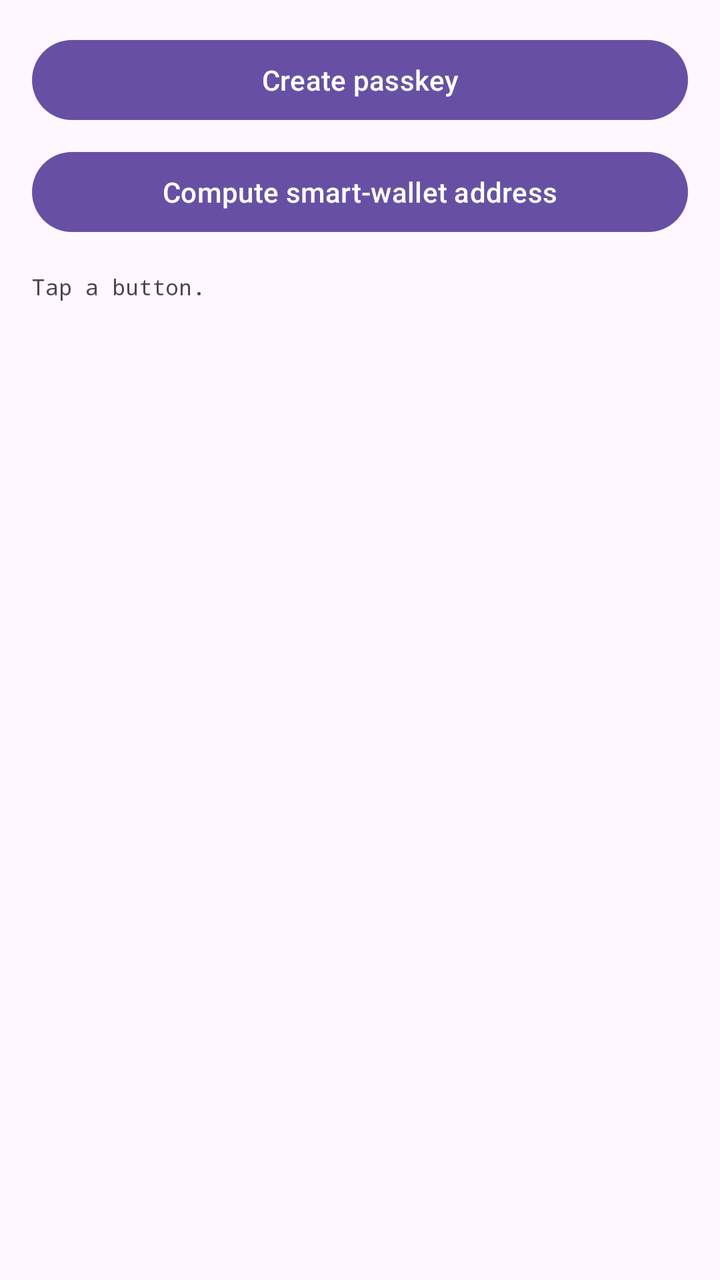
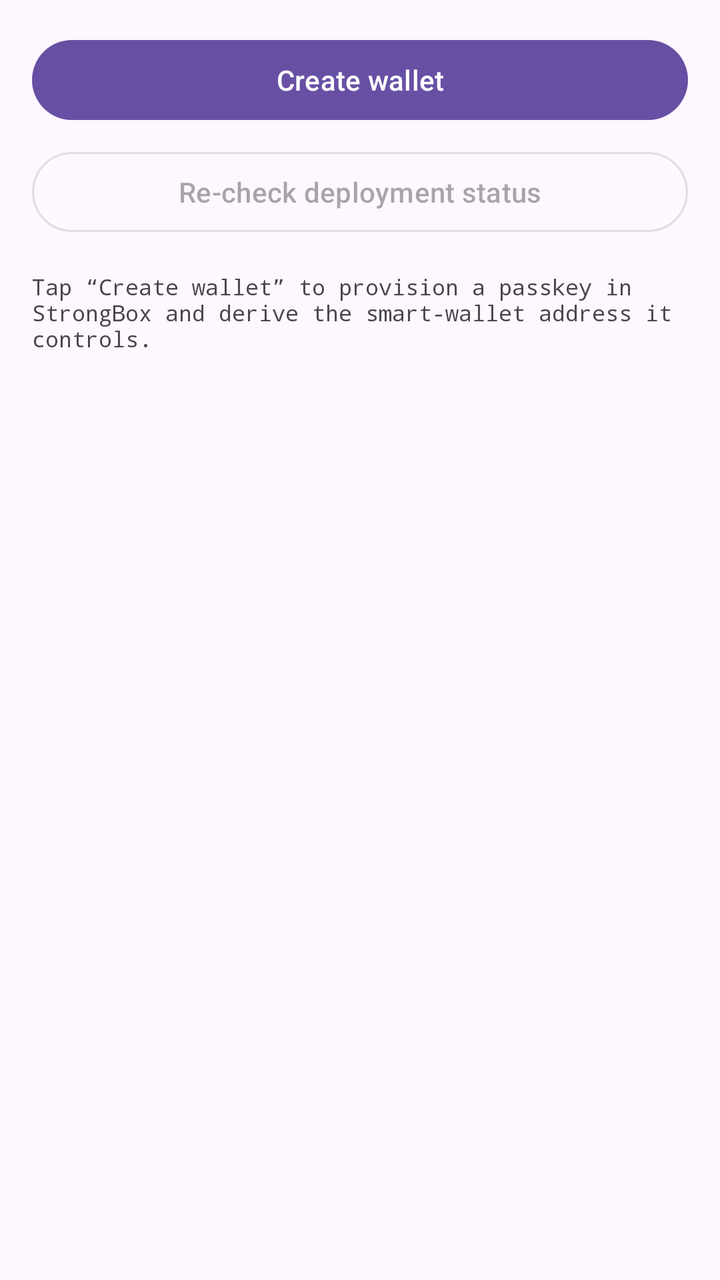

An Android layout rendered at two revisions. The XML below is the earlier revision; the diff shows what the commit changed to produce the second picture.
<!-- AndroidManifest.xml: application theme Theme.X402Spike -->
<!-- res/layout/activity_main.xml -->
<?xml version="1.0" encoding="utf-8"?>
<LinearLayout xmlns:android="http://schemas.android.com/apk/res/android"
    android:layout_width="match_parent"
    android:layout_height="match_parent"
    android:fitsSystemWindows="true"
    android:orientation="vertical"
    android:padding="16dp">

    <com.google.android.material.button.MaterialButton
        android:id="@+id/createButton"
        android:layout_width="match_parent"
        android:layout_height="wrap_content"
        android:text="@string/create_passkey_button" />

    <com.google.android.material.button.MaterialButton
        android:id="@+id/addressButton"
        android:layout_width="match_parent"
        android:layout_height="wrap_content"
        android:layout_marginTop="8dp"
        android:text="@string/show_address_button" />

    <ScrollView
        android:layout_width="match_parent"
        android:layout_height="0dp"
        android:layout_marginTop="16dp"
        android:layout_weight="1">

        <TextView
            android:id="@+id/status"
            android:layout_width="match_parent"
            android:layout_height="wrap_content"
            android:fontFamily="monospace"
            android:text="@string/status_idle"
            android:textIsSelectable="true"
            android:textSize="11sp" />
    </ScrollView>
</LinearLayout>
<!-- resources referenced by this layout -->
<resources>
  <string name="create_passkey_button">Create passkey</string>
  <string name="show_address_button">Compute smart-wallet address</string>
  <string name="status_idle">Tap a button.</string>
  <style name="Theme.X402Spike" parent="Theme.Material3.DayNight.NoActionBar">
          <item name="android:statusBarColor">?attr/colorSurface</item>
          <item name="android:windowLightStatusBar">true</item>
      </style>
</resources>

<!-- the commit's change to res/layout/activity_main.xml (unified diff, before → after) -->
@@ -10,14 +10,16 @@
         android:id="@+id/createButton"
         android:layout_width="match_parent"
         android:layout_height="wrap_content"
-        android:text="@string/create_passkey_button" />
+        android:text="@string/create_wallet_button" />
 
     <com.google.android.material.button.MaterialButton
-        android:id="@+id/addressButton"
+        android:id="@+id/refreshButton"
+        style="@style/Widget.Material3.Button.OutlinedButton"
         android:layout_width="match_parent"
         android:layout_height="wrap_content"
         android:layout_marginTop="8dp"
-        android:text="@string/show_address_button" />
+        android:enabled="false"
+        android:text="@string/recheck_status_button" />
 
     <ScrollView
         android:layout_width="match_parent"
@@ -29,6 +31,7 @@
             android:id="@+id/status"
             android:layout_width="match_parent"
             android:layout_height="wrap_content"
+            android:autoLink="web"
             android:fontFamily="monospace"
             android:text="@string/status_idle"
             android:textIsSelectable="true"
<!-- resource entries referenced after the edit -->
@@ -1,8 +1,8 @@
 <!-- resources referenced by this layout -->
 <resources>
-  <string name="create_passkey_button">Create passkey</string>
-  <string name="show_address_button">Compute smart-wallet address</string>
-  <string name="status_idle">Tap a button.</string>
+  <string name="create_wallet_button">Create wallet</string>
+  <string name="recheck_status_button">Re-check deployment status</string>
+  <string name="status_idle">Tap “Create wallet” to provision a passkey in StrongBox and derive the smart-wallet address it controls.</string>
   <style name="Theme.X402Spike" parent="Theme.Material3.DayNight.NoActionBar">
           <item name="android:statusBarColor">?attr/colorSurface</item>
           <item name="android:windowLightStatusBar">true</item>
